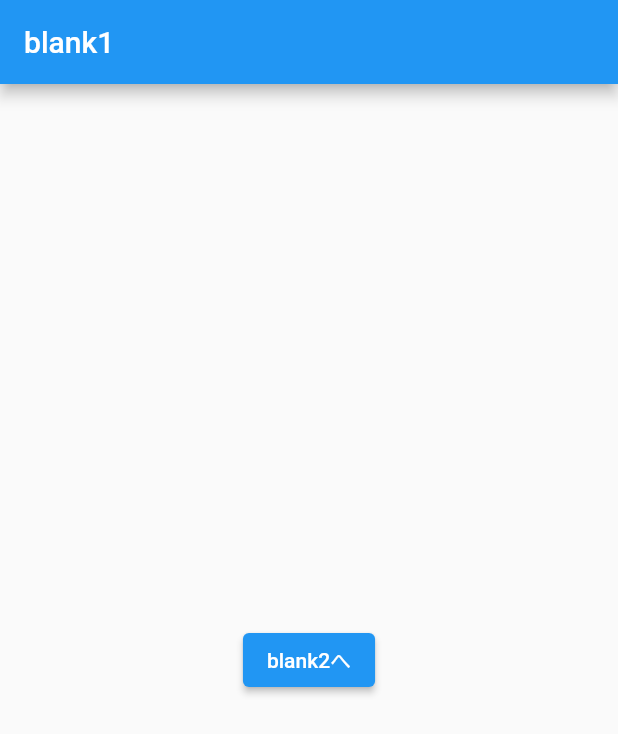
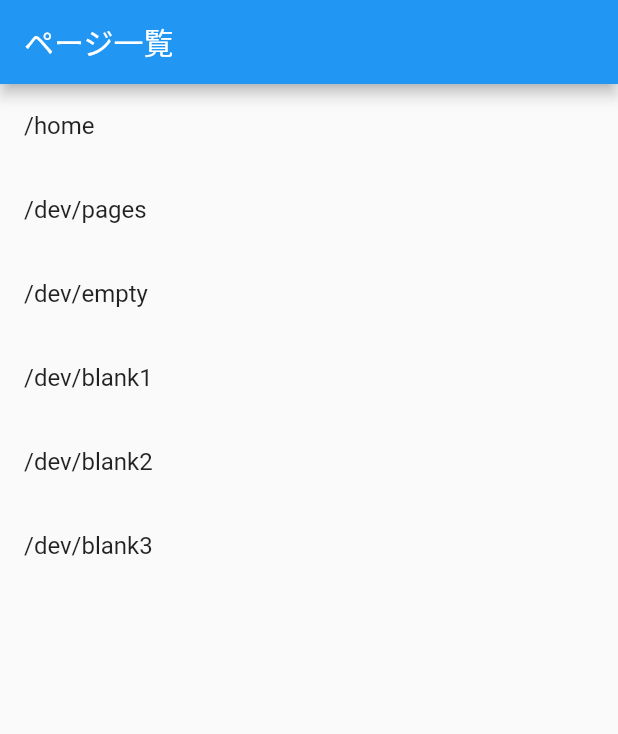
Before and after one commit to ken-ty/i3t2, a Flutter app: the screen it shows after launch, on a phone screen of 412 x 824 dp. Shown: the top 734 px of the screen. Run offline on Flutter 3.47's test engine with Material 2 defaults, Android fonts, the phone set to English and light mode, and no system bars.

Commit message:
feat: ページ一覧追加

```diff
--- a/lib/src/core/routes.dart
+++ b/lib/src/core/routes.dart
@@ -4,14 +4,14 @@ import 'package:i3t2/src/pages/blank2_page.dart';
 import 'package:i3t2/src/pages/blank3_page.dart';
 import 'package:i3t2/src/pages/empty_page.dart';
 import 'package:i3t2/src/pages/my_home_page.dart';
+import 'package:i3t2/src/pages/pages_page.dart';
 
 /// ルーティング管理
 class Routes {
   // ルーティング一覧
   static final routes = <String, WidgetBuilder>{
     '/home': (context) => const MyHomePage(title: 'Flutter Demo Home Page'),
-    '/dev/pages': (context) =>
-        const MyHomePage(title: 'Flutter Demo Home Page'),
+    '/dev/pages': (context) => const PagesPage(),
     '/dev/empty': (context) => const EmptyPage(title: "空ページ"),
     '/dev/blank1': (context) => const Blank1Page(title: "blank1"),
     '/dev/blank2': (context) => const Blank2Page(title: "blank2"),
--- /dev/null
+++ b/lib/src/pages/pages_page.dart
@@ -0,0 +1,42 @@
+import 'package:flutter/material.dart';
+import 'package:i3t2/src/core/routes.dart';
+
+/// ページ一覧ページ
+class PagesPage extends StatelessWidget {
+  const PagesPage({super.key});
+
+  @override
+  Widget build(BuildContext context) {
+    // final children = [
+    //   ListTile(
+    //     title: const Text("ホーム"),
+    //     onTap: () => Navigator.pushNamed(context, '/home'),
+    //   )
+    // ];
+    final children = Routes.routes.keys.map(
+      (routeName) {
+        return ListTile(
+          title: Text(routeName),
+          // Navigator.pushNamed(context, routeName)
+          onTap: () => Navigator.pushNamed(context, routeName),
+        );
+      },
+    ).toList();
+    //  [
+    //   ListTile(
+    //     title: const Text("ホーム"),
+    //     onTap: () => Navigator.pushNamed(context, '/home'),
+    //   )
+    // ];
+    return Scaffold(
+      appBar: AppBar(
+        title: const Text('ページ一覧'),
+      ),
+      body: ListView(
+        children: children,
+      ),
+    );
+  }
+}
+
+        // Routes.routes.keys.map((e) => ListTile()).toList()
--- a/lib/src/widgets/app.dart
+++ b/lib/src/widgets/app.dart
@@ -6,6 +6,6 @@ class App extends StatelessWidget {
 
   @override
   Widget build(BuildContext context) {
-    return MaterialApp(initialRoute: '/dev/blank1', routes: Routes.routes);
+    return MaterialApp(initialRoute: '/dev/pages', routes: Routes.routes);
   }
 }
```
